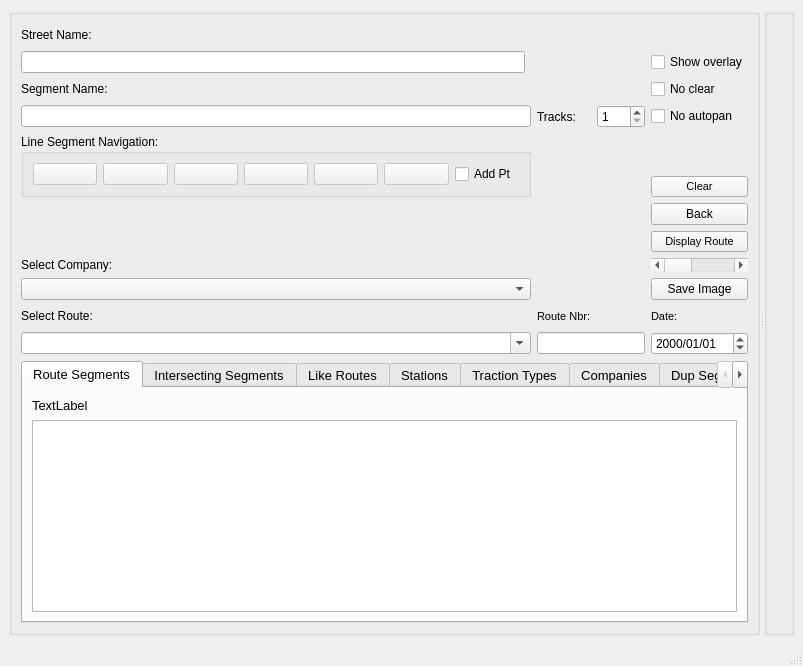
allenck/mapper, file mapper_app/ui/mainwindow.ui: the form before one commit.
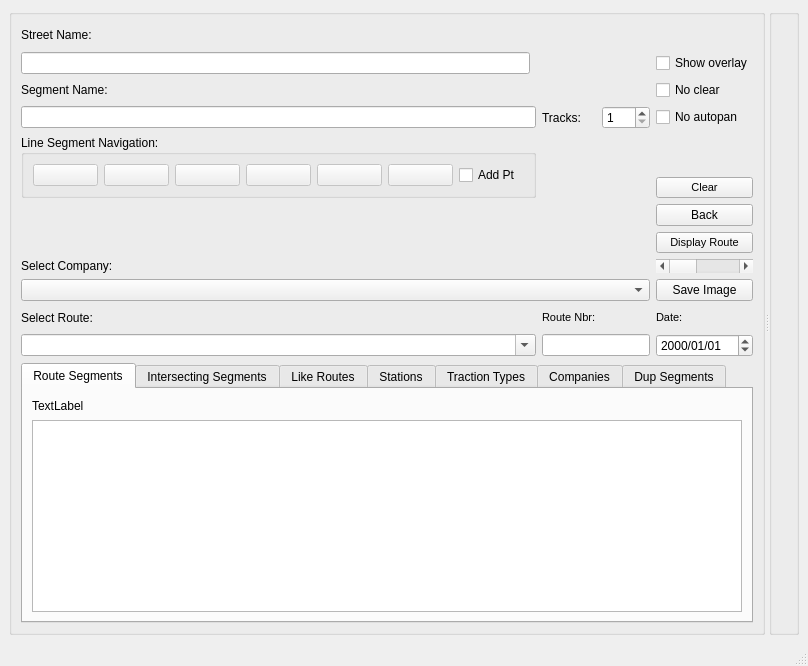
The form after the commit. Icons and pictures are not drawn. Custom widgets are drawn as their Qt base class.

What changed in the file:
```diff
--- a/mapper_app/ui/mainwindow.ui
+++ b/mapper_app/ui/mainwindow.ui
@@ -6,7 +6,7 @@
    <rect>
     <x>0</x>
     <y>0</y>
-    <width>803</width>
+    <width>808</width>
     <height>666</height>
    </rect>
   </property>
@@ -141,11 +141,6 @@
             <verstretch>0</verstretch>
            </sizepolicy>
           </property>
-          <property name="font">
-           <font>
-            <pointsize>10</pointsize>
-           </font>
-          </property>
           <property name="toolTip">
            <string>&lt;html&gt;&lt;head/&gt;&lt;body&gt;&lt;p&gt;Select the desired view. &lt;/p&gt;&lt;/body&gt;&lt;/html&gt;</string>
           </property>
@@ -187,11 +182,6 @@
                 <verstretch>0</verstretch>
                </sizepolicy>
               </property>
-              <property name="font">
-               <font>
-                <pointsize>8</pointsize>
-               </font>
-              </property>
               <property name="toolTip">
                <string>&lt;html&gt;&lt;head/&gt;&lt;body&gt;&lt;p&gt;&lt;br/&gt;&lt;/p&gt;&lt;/body&gt;&lt;/html&gt;</string>
               </property>
@@ -605,13 +595,6 @@
           </property>
          </widget>
         </item>
-        <item row="10" column="0" colspan="2">
-         <widget class="QComboBox" name="cbCompany">
-          <property name="toolTip">
-           <string>&lt;html&gt;&lt;head/&gt;&lt;body&gt;&lt;p&gt;Select a company. Only that company's routes will be displayed. Select 'All companies' to display all routes regardless of which company.&lt;/p&gt;&lt;/body&gt;&lt;/html&gt;</string>
-          </property>
-         </widget>
-        </item>
         <item row="11" column="2">
          <widget class="QLabel" name="label">
           <property name="font">
@@ -665,6 +648,16 @@
         <item row="7" column="0">
          <widget class="SegmentSelectionWidget" name="ssw" native="true"/>
         </item>
+        <item row="10" column="0" colspan="4">
+         <widget class="QComboBox" name="cbCompany">
+          <property name="toolTip">
+           <string>&lt;html&gt;&lt;head/&gt;&lt;body&gt;&lt;p&gt;Select a company. Only that company's routes will be displayed. Select 'All companies' to display all routes regardless of which company.&lt;/p&gt;&lt;/body&gt;&lt;/html&gt;</string>
+          </property>
+          <property name="placeholderText">
+           <string>Select company name or All</string>
+          </property>
+         </widget>
+        </item>
        </layout>
       </widget>
       <widget class="QGroupBox" name="groupBox_2">
```
Left out of the diff: 8 changed lines with no effect on the pictures.
